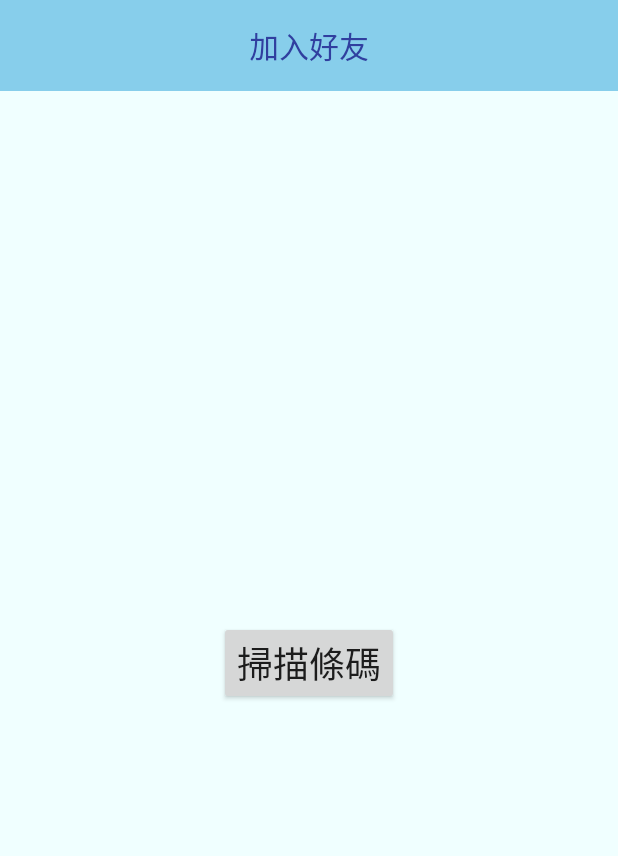
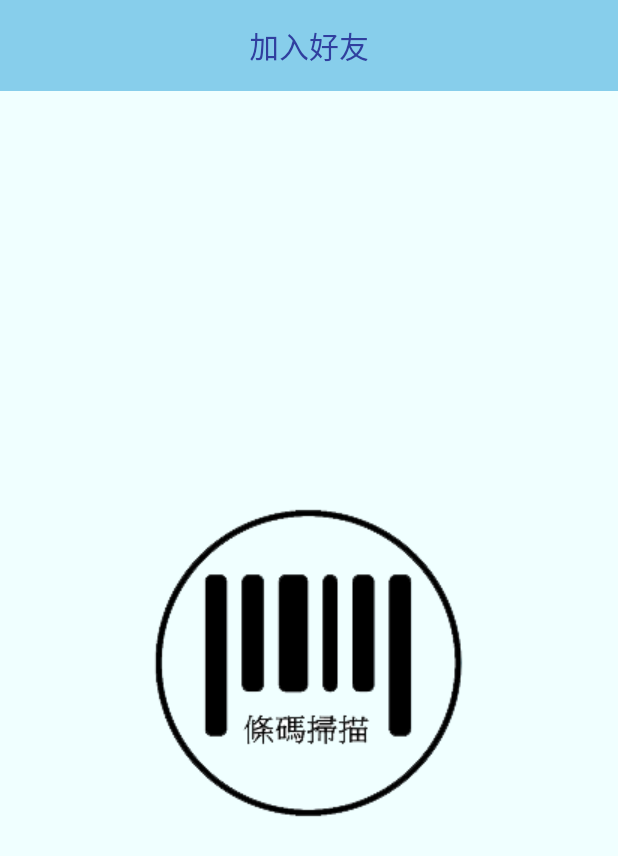
Before and after one commit to Mizushinku/NCKU_Line, an Android app: the AddFriend screen opened directly, with no data from a screen before it, on a phone screen of 412 x 824 dp. Shown: the top 856 px of the screen. Run offline under Robolectric (Android 15) with nearby library versions, the phone set to English and light mode, and no system bars; libraries missing offline, so code that uses them is left out: com.google.zxing.integration; 2 statements that could not run were skipped.

Commit message:
部分修改
1.修正startinterface留白的bug+換圖片
2.移除chat_bubble的黑框，並細微調整
3.聊天室send的button改為ImageButton
4.加入好友內的button改為ImageButton

```diff
--- a/app/src/main/java/com/example/s2784/layout/Chatroom.java
+++ b/app/src/main/java/com/example/s2784/layout/Chatroom.java
@@ -121,7 +121,7 @@ public class Chatroom extends AppCompatActivity {
 
 
 
-        btn = findViewById(R.id.btn);
+        btn = findViewById(R.id.btn_send);
         lv = findViewById(R.id.lv);
 //        tv = findViewById(R.id.tv);
         et = findViewById(R.id.et);
--- a/app/src/main/res/layout/activity_add_friend.xml
+++ b/app/src/main/res/layout/activity_add_friend.xml
@@ -29,13 +29,13 @@
         android:layout_height="match_parent"
         android:gravity="center">
 
-        <Button
+        <ImageButton
             android:id="@+id/btn_scan"
             android:layout_width="wrap_content"
             android:layout_height="wrap_content"
-            android:gravity="center"
-            android:text="掃描條碼"
-            android:textSize="24sp" />
+            android:scaleType="centerInside"
+            android:background="@drawable/scan"
+             />
 
     </LinearLayout>
 
--- a/app/src/main/res/layout/activity_start_interface.xml
+++ b/app/src/main/res/layout/activity_start_interface.xml
@@ -9,6 +9,7 @@
     <ImageView
         android:layout_width="match_parent"
         android:layout_height="match_parent"
-        android:src="@drawable/welcome" />
+        android:src="@drawable/welcome2"
+        android:scaleType="fitXY"/>
 
 </LinearLayout>
--- a/app/src/main/res/layout/bubble_chat_left.xml
+++ b/app/src/main/res/layout/bubble_chat_left.xml
@@ -19,7 +19,7 @@
             android:id="@+id/txt_msg"
             android:layout_width="wrap_content"
             android:layout_height="wrap_content"
-            android:maxWidth="200dp"
+            android:maxWidth="250dp"
             android:padding="5dp"
             android:textColor="@android:color/holo_red_dark" />
 
--- a/app/src/main/res/layout/bubble_chat_right.xml
+++ b/app/src/main/res/layout/bubble_chat_right.xml
@@ -18,7 +18,7 @@
             android:id="@+id/txt_msg"
             android:layout_width="wrap_content"
             android:layout_height="wrap_content"
-            android:maxWidth="100dp"
+            android:maxWidth="250dp"
             android:padding="5dp"
             android:textColor="@android:color/holo_green_dark" />
 
```
Also changed, not shown: app/src/main/res/layout/activity_chatroom.xml (+8 -8 lines), app/src/main/res/layout/activity_log_in.xml (+5 -3 lines), app/src/main/res/drawable/bubble_in.9.png, app/src/main/res/drawable/bubble_out.9.png, app/src/main/res/drawable/scan.png (added), app/src/main/res/drawable/send.png (added), app/src/main/res/drawable/welcome2.png (added).
